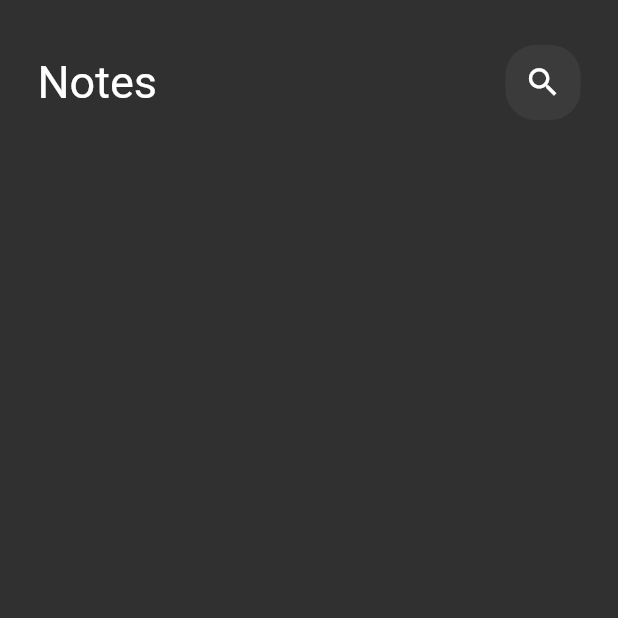
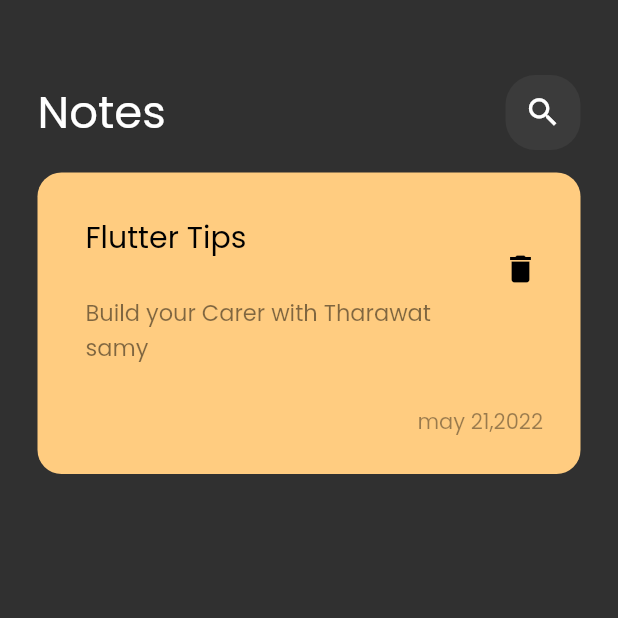
Before and after one commit to bodeal5ofas/final, a Flutter app: the screen it shows after launch, on a phone screen of 412 x 824 dp, the top half of it. Run offline on Flutter 3.47's test engine with Material 2 defaults, Android fonts, the phone set to English and light mode, and no system bars.

Commit message:
custom note iteam

```diff
--- a/lib/main.dart
+++ b/lib/main.dart
@@ -11,7 +11,7 @@ class FinalApp extends StatelessWidget {
   @override
   Widget build(BuildContext context) {
     return MaterialApp(
-      theme: ThemeData.dark(),
+      theme: ThemeData(brightness: Brightness.dark, fontFamily: 'Poppins'),
       debugShowCheckedModeBanner: false,
       routes: {NotesView.id: (context) => NotesView()},
       initialRoute: NotesView.id,
--- a/lib/widgets/custom_NoteBody.dart
+++ b/lib/widgets/custom_NoteBody.dart
@@ -1,4 +1,5 @@
 import 'package:final_project/widgets/custom_appBar.dart';
+import 'package:final_project/widgets/notes_iteam.dart';
 import 'package:flutter/material.dart';
 
 class CustomNoteBody extends StatelessWidget {
@@ -11,9 +12,13 @@ class CustomNoteBody extends StatelessWidget {
       child: Column(
         children: [
           SizedBox(
-            height: 30,
+            height: 50,
           ),
           CustomAppBar(),
+          SizedBox(
+            height: 15,
+          ),
+          NotesIteam(),
         ],
       ),
     );
--- /dev/null
+++ b/lib/widgets/notes_iteam.dart
@@ -0,0 +1,53 @@
+import 'package:flutter/material.dart';
+
+class NotesIteam extends StatelessWidget {
+  const NotesIteam({super.key});
+
+  @override
+  Widget build(BuildContext context) {
+    return Container(
+      padding: EdgeInsets.only(top: 24, bottom: 24, left: 16),
+      decoration: BoxDecoration(
+        borderRadius: BorderRadius.circular(16),
+        color: Color(0xffFFCC80),
+      ),
+      child: Column(
+        crossAxisAlignment: CrossAxisAlignment.end,
+        children: [
+          ListTile(
+            title: Text(
+              'Flutter Tips',
+              style: TextStyle(fontSize: 20, color: Colors.black),
+            ),
+            subtitle: Padding(
+              padding: const EdgeInsets.only(top: 24, bottom: 24),
+              child: Text(
+                'Build your Carer with Tharawat samy',
+                style: TextStyle(
+                  fontSize: 15,
+                  color: Colors.black.withOpacity(0.5),
+                ),
+              ),
+            ),
+            trailing: IconButton(
+              onPressed: () {},
+              icon: Icon(
+                Icons.delete,
+                color: Colors.black,
+              ),
+            ),
+          ),
+          Padding(
+            padding: const EdgeInsets.only(right: 25),
+            child: Text(
+              'may 21,2022',
+              style: TextStyle(
+                color: Colors.black.withOpacity(.4),
+              ),
+            ),
+          ),
+        ],
+      ),
+    );
+  }
+}
```
Also changed, not shown: pubspec.yaml (+4 -4 lines), assests/fonts/Poppins-Regular.ttf (added).
